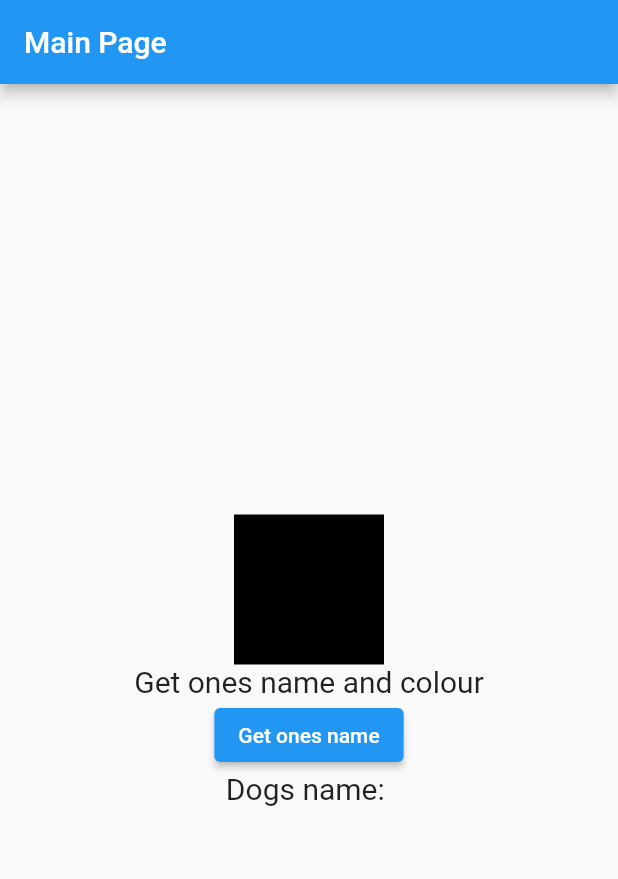
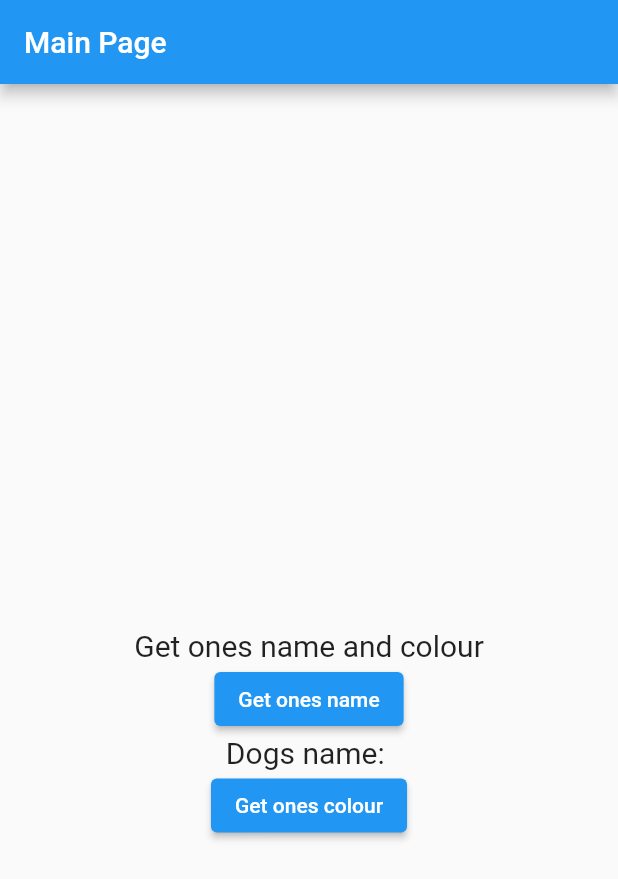
Before and after one commit to Fkristoffersen/SlutOpgaveApp3.Projektet, a Flutter app: the screen it shows after launch, on a phone screen of 412 x 824 dp. Shown: the top 879 px of the screen. Run offline on Flutter 3.47's test engine with Material 2 defaults, Android fonts, the phone set to English and light mode, and no system bars.

Commit message:
Hide color on front on startup and show button 2

```diff
--- a/SlutOpgaveApp3/lib/main.dart
+++ b/SlutOpgaveApp3/lib/main.dart
@@ -17,7 +17,7 @@ class MyApp extends StatelessWidget {
       home: MainPage(
         name: '',
         selectedAnimal: Animals.Dog,
-        color: Color(0xFF000000),
+        color: Color(0xFF3E3E),
       ),
     );
   }
@@ -102,7 +102,6 @@ class _MainPageState extends State<MainPage> {
               style: TextStyle(fontSize: 20),
             ),
             Visibility(
-              visible: name.isNotEmpty,
               child: ElevatedButton(
                 onPressed: () {
                   Navigator.push(
```
